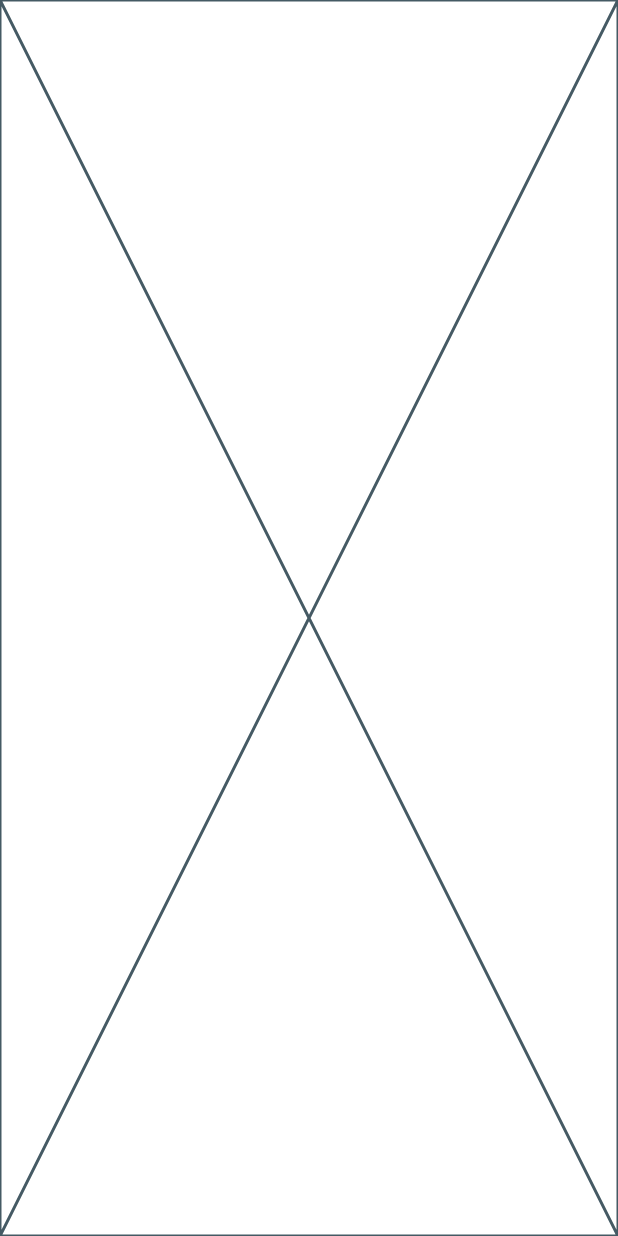
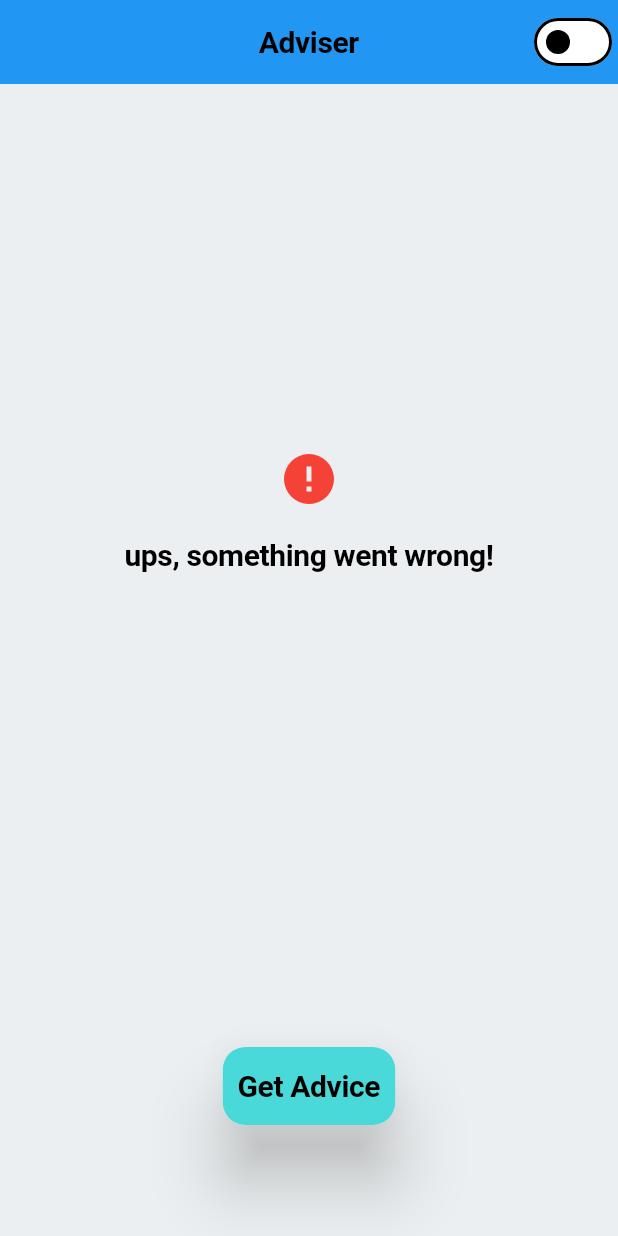
Before and after one commit to magdalenalonc/flutter_adviser, a Flutter app: the screen it shows after launch, on a phone screen of 412 x 824 dp. Run offline on Flutter 3.47's test engine with Material 3 defaults, Android fonts, the phone set to English and light mode, and no system bars; Roboto replaces fonts that are missing (Rubik).

Commit message:
Add AdvicePage page & AdviceField, CustomButton, ErrorMessage widgets

```diff
--- /dev/null
+++ b/lib/2_application/pages/advice/advice_page.dart
@@ -0,0 +1,59 @@
+import 'package:flutter/material.dart';
+import 'package:flutter_adviser/2_application/core/services/theme_service.dart';
+import 'package:flutter_adviser/2_application/pages/advice/widgets/advice_field.dart';
+import 'package:flutter_adviser/2_application/pages/advice/widgets/custom_button.dart';
+import 'package:flutter_adviser/2_application/pages/advice/widgets/error_message.dart';
+import 'package:provider/provider.dart';
+
+class AdvicePage extends StatelessWidget {
+  const AdvicePage({super.key});
+
+  @override
+  Widget build(BuildContext context) {
+    final themeData = Theme.of(context);
+
+    return Scaffold(
+      appBar: AppBar(
+        title: Text(
+          'Adviser',
+          style: themeData.textTheme.displayLarge,
+        ),
+        centerTitle: true,
+        actions: [
+          Switch(
+            value: Provider.of<ThemeService>(context).isDarkModeOn,
+            onChanged: (_) =>
+                Provider.of<ThemeService>(context, listen: false).toggleTheme(),
+          ),
+        ],
+      ),
+      body: const Padding(
+        padding: EdgeInsets.symmetric(horizontal: 50.0),
+        child: Column(
+          children: [
+            Expanded(
+              child: Center(
+                child: ErrorMessage(message: 'ups, something went wrong!'),
+                // AdviceField(advice: 'example advice - your day will be good!'),
+                /*CircularProgressIndicator(
+                  color: themeData.colorScheme.secondary,
+                ),*/
+                /*Text(
+                  'Your advice is waiting for you!',
+                  style: themeData.textTheme.displayLarge,
+                  textAlign: TextAlign.center,
+                ),*/
+              ),
+            ),
+            SizedBox(
+              height: 200.0,
+              child: Center(
+                child: CustomButton(),
+              ),
+            ),
+          ],
+        ),
+      ),
+    );
+  }
+}
--- /dev/null
+++ b/lib/2_application/pages/advice/widgets/advice_field.dart
@@ -0,0 +1,31 @@
+import 'package:flutter/material.dart';
+
+class AdviceField extends StatelessWidget {
+  const AdviceField({super.key, required this.advice});
+
+  final String advice;
+
+  @override
+  Widget build(BuildContext context) {
+    final themeData = Theme.of(context);
+
+    return Material(
+      elevation: 20.0,
+      borderRadius: BorderRadius.circular(15.0),
+      child: Container(
+        decoration: BoxDecoration(
+          borderRadius: BorderRadius.circular(15.0),
+          color: themeData.colorScheme.onPrimary,
+        ),
+        child: Padding(
+          padding: const EdgeInsets.symmetric(horizontal: 15.0, vertical: 20.0),
+          child: Text(
+            '''" $advice "''',
+            style: themeData.textTheme.bodyLarge,
+            textAlign: TextAlign.center,
+          ),
+        ),
+      ),
+    );
+  }
+}
--- /dev/null
+++ b/lib/2_application/pages/advice/widgets/custom_button.dart
@@ -0,0 +1,34 @@
+import 'package:flutter/material.dart';
+
+class CustomButton extends StatelessWidget {
+  const CustomButton({super.key});
+
+  @override
+  Widget build(BuildContext context) {
+    final themeData = Theme.of(context);
+
+    return InkResponse(
+      onTap: () {
+        print('button pressed - will be implemented later');
+      },
+      child: Material(
+        elevation: 20.0,
+        borderRadius: BorderRadius.circular(15.0),
+        child: Container(
+          decoration: BoxDecoration(
+            borderRadius: BorderRadius.circular(15.0),
+            color: themeData.colorScheme.secondary,
+          ),
+          child: Padding(
+            padding:
+                const EdgeInsets.symmetric(horizontal: 10.0, vertical: 15.0),
+            child: Text(
+              'Get Advice',
+              style: themeData.textTheme.displayLarge,
+            ),
+          ),
+        ),
+      ),
+    );
+  }
+}
--- /dev/null
+++ b/lib/2_application/pages/advice/widgets/error_message.dart
@@ -0,0 +1,29 @@
+import 'package:flutter/material.dart';
+
+class ErrorMessage extends StatelessWidget {
+  const ErrorMessage({super.key, required this.message});
+
+  final String message;
+
+  @override
+  Widget build(BuildContext context) {
+    final themeData = Theme.of(context);
+
+    return Column(
+      mainAxisAlignment: MainAxisAlignment.center,
+      children: [
+        const Icon(
+          Icons.error,
+          size: 40.0,
+          color: Colors.red,
+        ),
+        const SizedBox(height: 20.0),
+        Text(
+          message,
+          style: themeData.textTheme.displayLarge,
+          textAlign: TextAlign.center,
+        ),
+      ],
+    );
+  }
+}
--- a/lib/main.dart
+++ b/lib/main.dart
@@ -1,4 +1,5 @@
 import 'package:flutter/material.dart';
+import 'package:flutter_adviser/2_application/pages/advice/advice_page.dart';
 import 'package:flutter_adviser/theme.dart';
 import 'package:provider/provider.dart';
 
@@ -23,7 +24,7 @@
               themeService.isDarkModeOn ? ThemeMode.dark : ThemeMode.light,
           theme: AppTheme.lightTheme,
           darkTheme: AppTheme.darkTheme,
-          home: const Placeholder(),
+          home: const AdvicePage(),
         );
       },
     );
```
